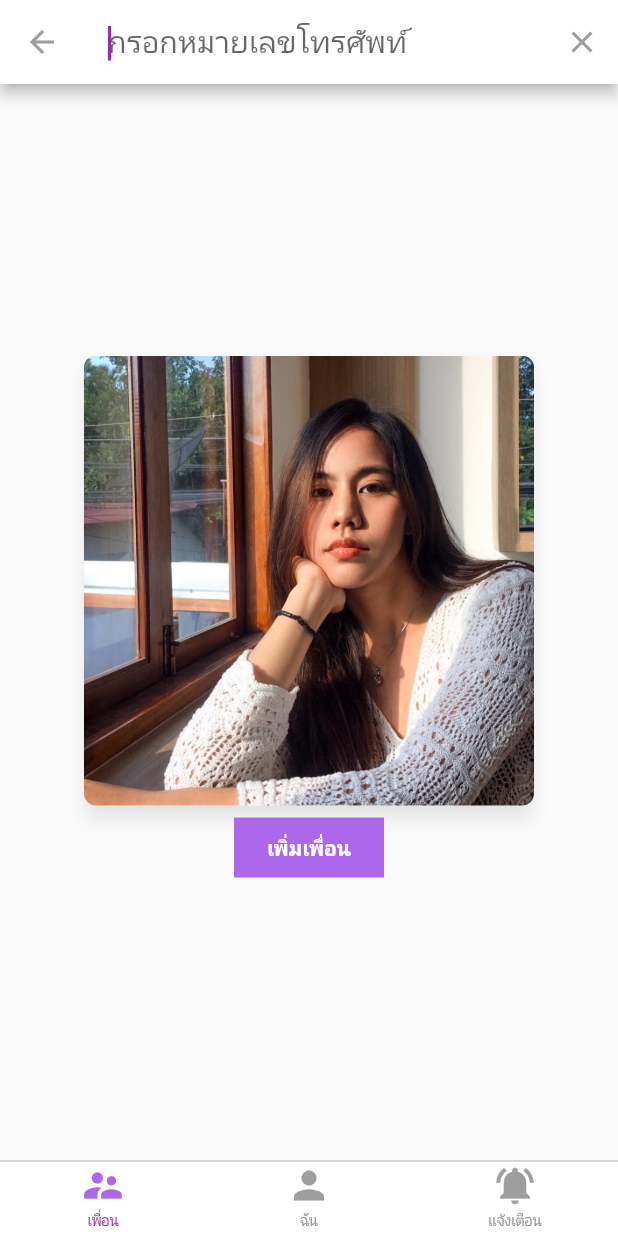
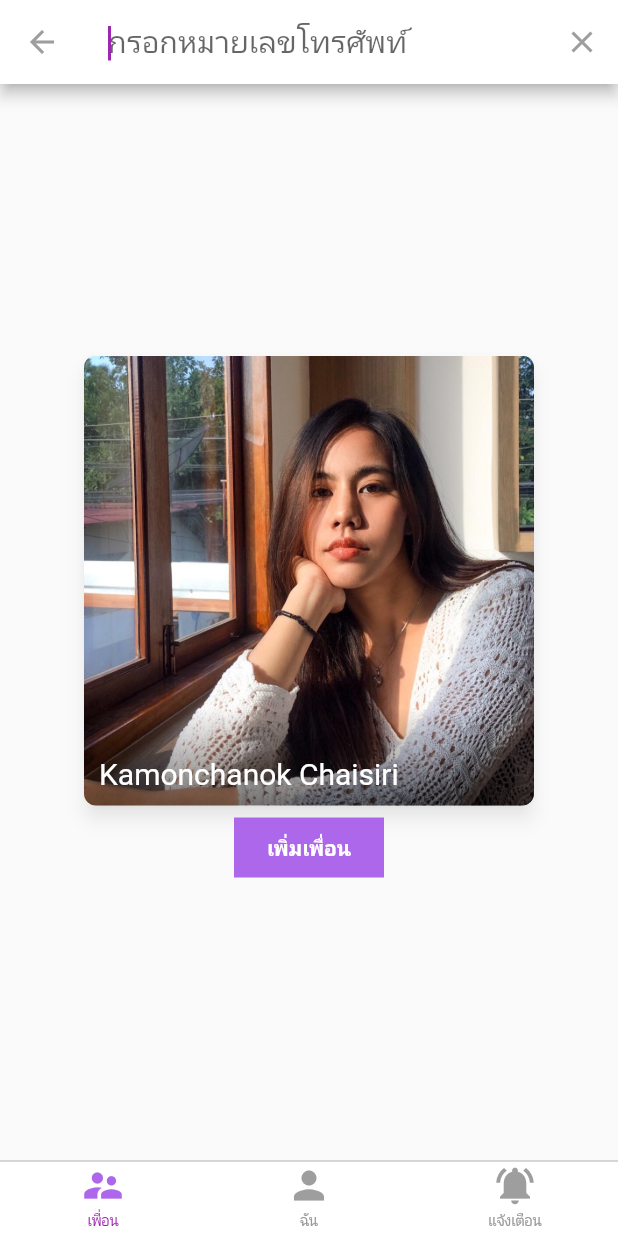
Before and after one commit to thisadee2897/finalapp, a Flutter app: the screen it shows once a user with an empty profile is signed in, after a tap on the "person add" icon, on a phone screen of 412 x 824 dp. Run offline on Flutter 3.47's test engine with Material 2 defaults, Android fonts, the light colour scheme and no system bars; our stand-ins replace cloud_firestore, firebase_auth, firebase_core, font_awesome_flutter, google_sign_in, rxdart; missing offline and left inert: flutter_appavailability; accounts and stored records are empty.

Commit message:
search UI

```diff
--- a/flutter_appc/lib/app/home/addfriend/search_friend.dart
+++ b/flutter_appc/lib/app/home/addfriend/search_friend.dart
@@ -71,9 +71,7 @@ class SearchFriend extends SearchDelegate {
                       Positioned(
                         top: 0,
                         left: 0,
-                        child: Row(
-                          children: [
-                            Container(
+                        child: Container(
                           height: 300,
                           width: 300,
                           decoration: BoxDecoration(
@@ -85,11 +83,30 @@ class SearchFriend extends SearchDelegate {
                               image: DecorationImage(
                                   image: AssetImage('assets/4.jpg'))),
                         ),
-                            Text(
-                              'dsadasad',
-                              style: TextStyle(fontSize: 20),
                       ),
-                          ],
+                      Positioned(
+                        bottom: 0,
+                        left: 0,
+                        child: Container(
+                          height: 65,
+                          width: 300,
+                          decoration: BoxDecoration(
+                            borderRadius: BorderRadius.only(
+                                bottomLeft: Radius.circular(8),
+                                bottomRight: Radius.circular(8)),
+                            gradient: LinearGradient(
+                                begin: Alignment.bottomCenter,
+                                end: Alignment.topCenter,
+                                colors: [Colors.black54, Colors.transparent]),
+                          ),
+                        ),
+                      ),
+                      Positioned(
+                        bottom: 10,
+                        left: 10,
+                        child: Text(
+                          'Kamonchanok Chaisiri',
+                          style: TextStyle(fontSize: 20, color: Colors.white),
                         ),
                       )
                     ],
```
Lines whose indentation alone changed are shown as unchanged.
